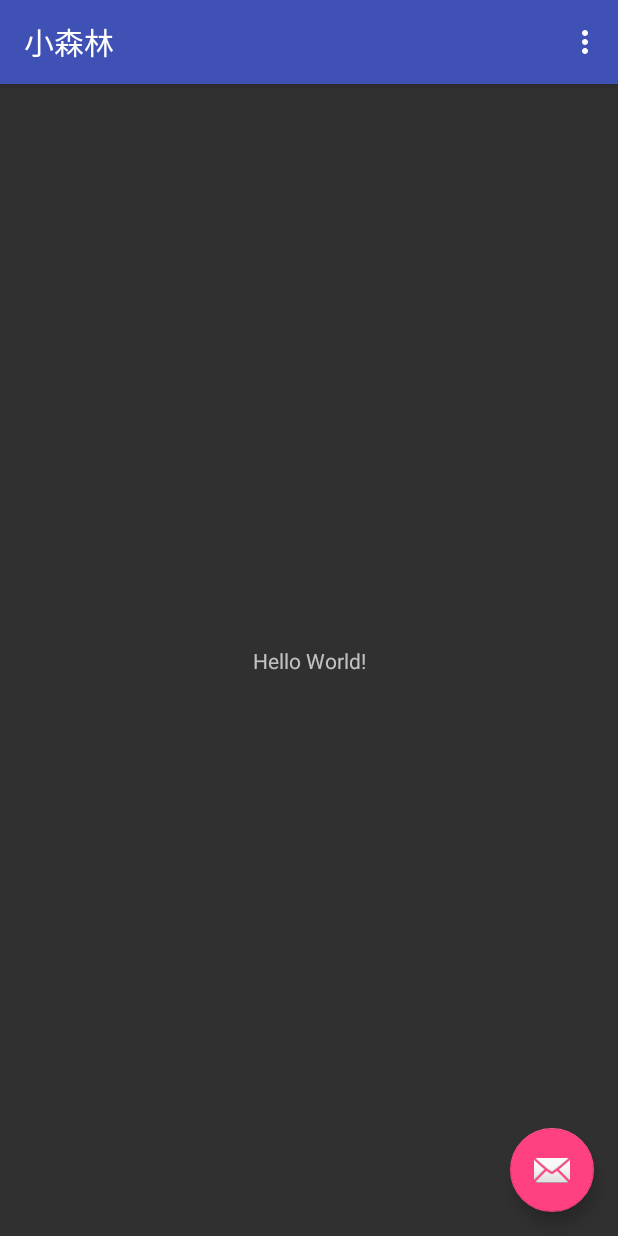
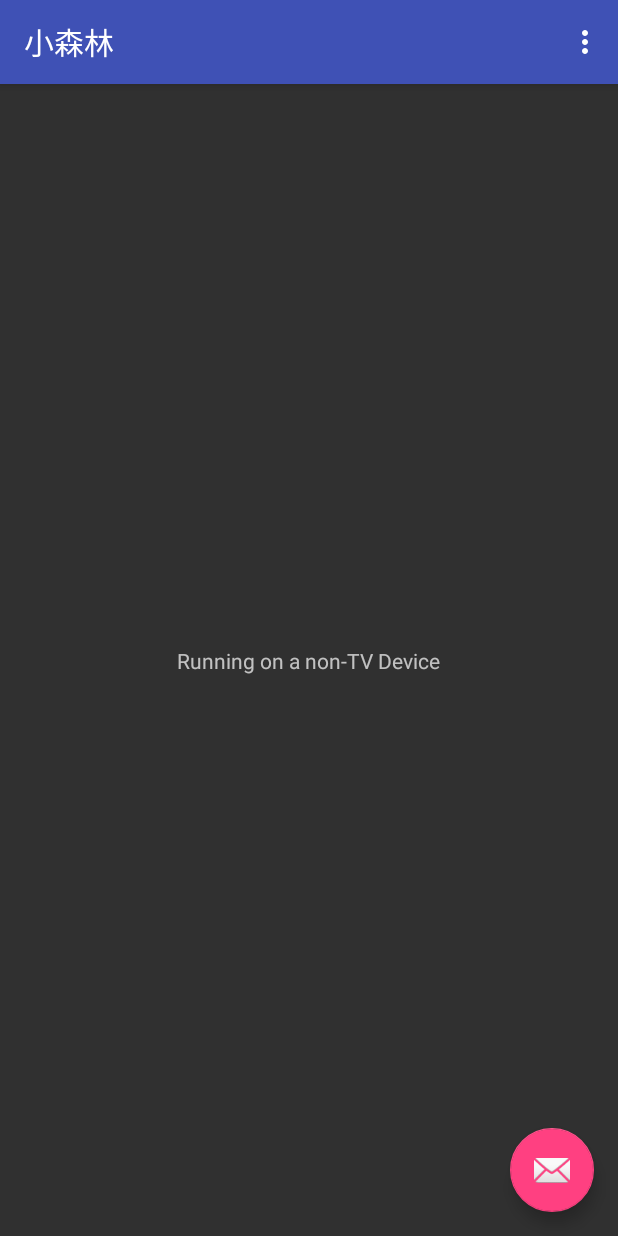
Before and after one commit to wangbo4020/LittleForest, an Android app: the screen it shows after launch (MainActivity), on a phone screen of 412 x 824 dp. Run offline under Robolectric (Android 15) with nearby library versions, the phone set to English and light mode, and no system bars.

Commit message:
资源改名 content_main.xml -> content_home.xml

```diff
--- a/app/src/main/java/com/xsenlin/android/ui/fragments/HomeFragment.kt
+++ b/app/src/main/java/com/xsenlin/android/ui/fragments/HomeFragment.kt
@@ -1,11 +1,16 @@
 package com.xsenlin.android.ui.fragments
 
+import android.app.UiModeManager
+import android.content.Context
+import android.content.Context.UI_MODE_SERVICE
+import android.content.res.Configuration
 import android.os.Bundle
 import android.support.design.widget.FloatingActionButton
 import android.support.design.widget.Snackbar
 import android.support.v7.widget.Toolbar
 import android.util.Log
 import android.view.*
+import android.widget.TextView
 import com.xsenlin.android.R
 import com.xsenlin.android.ui.activities.BaseActivity
 
@@ -15,6 +20,12 @@ import com.xsenlin.android.ui.activities.BaseActivity
 class HomeFragment : BaseFragment() {
 
     val TAG = "HomeFragment";
+
+    fun isTv(context : Context) : Boolean {
+
+        return ((context.getSystemService(UI_MODE_SERVICE) as UiModeManager).currentModeType ==
+                Configuration.UI_MODE_TYPE_TELEVISION)
+    }
 
     override fun onCreate(savedInstanceState: Bundle?) {
         super.onCreate(savedInstanceState)
@@ -26,6 +37,9 @@ class HomeFragment : BaseFragment() {
 
         val toolbar = rootView.findViewById<Toolbar>(R.id.toolbar)
         (activity as BaseActivity).setSupportActionBar(toolbar)
+
+        (rootView.findViewById<TextView>(android.R.id.text1)).setText(
+                (if (isTv(context)) "Running on a TV Device" else "Running on a non-TV Device"))
 
         val fab = rootView.findViewById<FloatingActionButton>(R.id.fab)
         fab.setOnClickListener { view ->
--- a/app/src/main/res/layout/content_main.xml
+++ b/app/src/main/res/layout/content_home.xml
@@ -9,6 +9,7 @@
     tools:showIn="@layout/fragment_home">
 
     <TextView
+        android:id="@android:id/text1"
         android:layout_width="wrap_content"
         android:layout_height="wrap_content"
         android:text="Hello World!"
--- a/app/src/main/res/layout/fragment_home.xml
+++ b/app/src/main/res/layout/fragment_home.xml
@@ -20,7 +20,7 @@
 
     </android.support.design.widget.AppBarLayout>
 
-    <include layout="@layout/content_main" />
+    <include layout="@layout/content_home" />
 
     <android.support.design.widget.FloatingActionButton
         android:id="@+id/fab"
```
